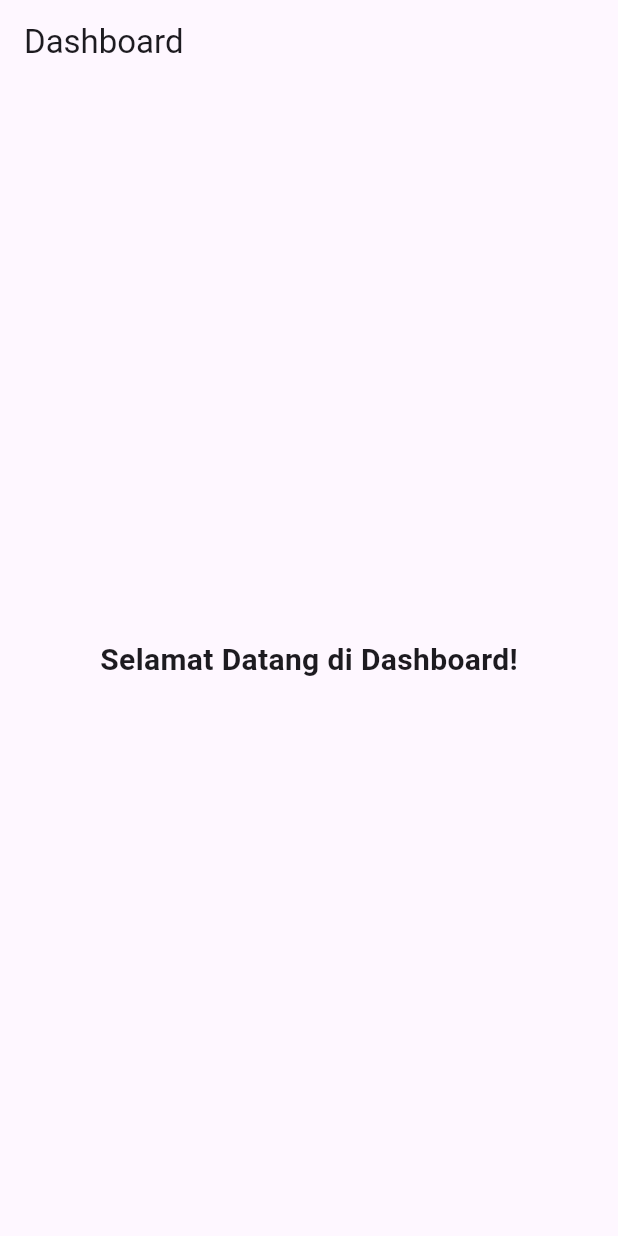
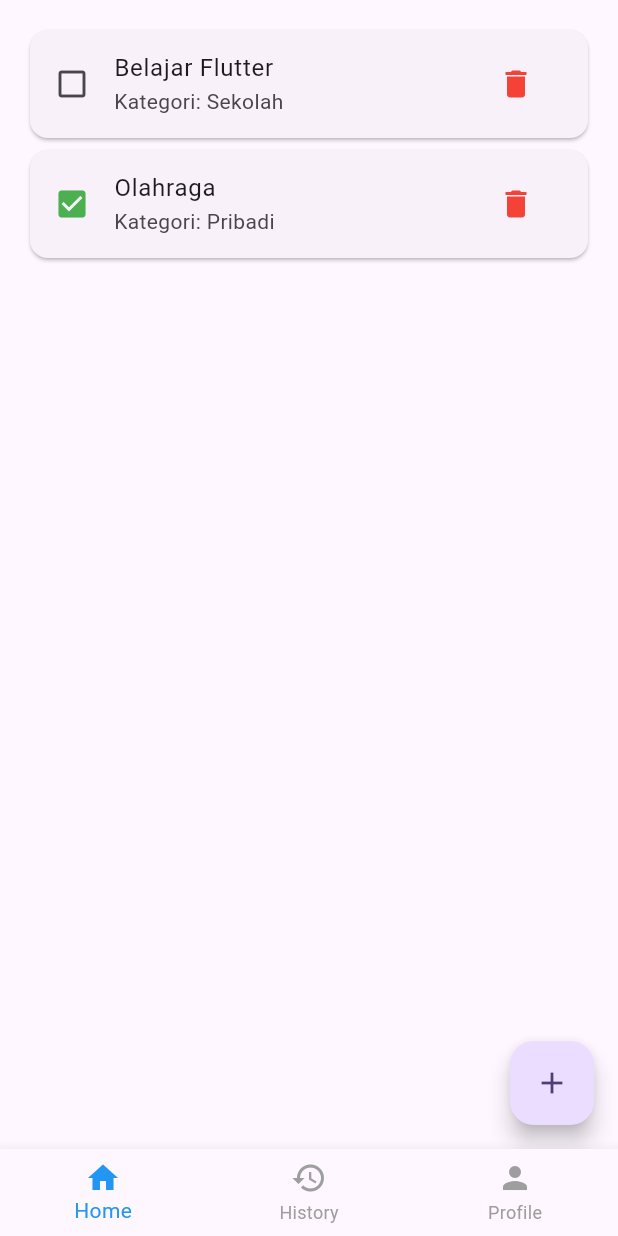
Before and after one commit to AlvinoAditiya/Todo-List-App-with-Category, a Flutter app: the DashboardPage screen opened directly, on a phone screen of 412 x 824 dp. Run offline on Flutter 3.47's test engine with Material 3 defaults, Android fonts, the phone set to English and light mode, and no system bars; our stand-ins replace get.

Commit message:
FEAT [ARYA] buat page

```diff
--- a/lib/pages/dashboard_page.dart
+++ b/lib/pages/dashboard_page.dart
@@ -1,17 +1,53 @@
 import 'package:flutter/material.dart';
+import 'home_page.dart';
+import 'history_page.dart';
+import 'profile_page.dart';
 
-class DashboardPage extends StatelessWidget {
+class DashboardPage extends StatefulWidget {
   const DashboardPage({super.key});
+
+  @override
+  State<DashboardPage> createState() => _DashboardPageState();
+}
+
+class _DashboardPageState extends State<DashboardPage> {
+  int _selectedIndex = 0;
+
+  final List<Widget> _pages = const [
+    HomePage(),
+    HistoryPage(),
+    ProfilePage(),
+  ];
+
+  void _onItemTapped(int index) {
+    setState(() {
+      _selectedIndex = index;
+    });
+  }
 
   @override
   Widget build(BuildContext context) {
     return Scaffold(
-      appBar: AppBar(title: const Text("Dashboard")),
-      body: const Center(
-        child: Text(
-          "Selamat Datang di Dashboard!",
-          style: TextStyle(fontSize: 20, fontWeight: FontWeight.bold),
-        ),
+      body: _pages[_selectedIndex],
+      bottomNavigationBar: BottomNavigationBar(
+        currentIndex: _selectedIndex,
+        onTap: _onItemTapped,
+        selectedItemColor: Colors.blue,
+        unselectedItemColor: Colors.grey,
+        items: const [
+          BottomNavigationBarItem(
+            icon: Icon(Icons.home),
+            label: "Home",
+          ),
+          BottomNavigationBarItem(
+            icon: Icon(Icons.history),
+            label: "History",
+          ),
+          BottomNavigationBarItem(
+            icon: Icon(Icons.person),
+            label: "Profile",
+          ),
+        ],
       ),
     );
   }
--- /dev/null
+++ b/lib/pages/home_page.dart
@@ -0,0 +1,49 @@
+import 'package:flutter/material.dart';
+import 'package:get/get.dart';
+import 'add_todo_page.dart';
+
+class HomePage extends StatelessWidget {
+  const HomePage({super.key});
+
+  @override
+  Widget build(BuildContext context) {
+    return Scaffold(
+      body: ListView(
+        padding: const EdgeInsets.all(16),
+        children: [
+          // contoh dummy todo
+          Card(
+            child: ListTile(
+              leading: const Icon(Icons.check_box_outline_blank),
+              title: const Text("Belajar Flutter"),
+              subtitle: const Text("Kategori: Sekolah"),
+              trailing: IconButton(
+                icon: const Icon(Icons.delete, color: Colors.red),
+                onPressed: () {},
+              ),
+            ),
+          ),
+          Card(
+            child: ListTile(
+              leading: const Icon(Icons.check_box, color: Colors.green),
+              title: const Text("Olahraga"),
+              subtitle: const Text("Kategori: Pribadi"),
+              trailing: IconButton(
+                icon: const Icon(Icons.delete, color: Colors.red),
+                onPressed: () {},
+              ),
+            ),
+          ),
+        ],
+      ),
+
+      // Tombol tambah todo
+      floatingActionButton: FloatingActionButton(
+        onPressed: () {
+          Get.to(() => const AddTodoPage());
+        },
+        child: const Icon(Icons.add),
+      ),
+    );
+  }
+}
```
Also changed, not shown: lib/pages/add_todo_page.dart (added, +69 -0 lines), lib/pages/history_page.dart (added, +23 -0 lines), lib/pages/profile_page.dart (added, +35 -0 lines).
